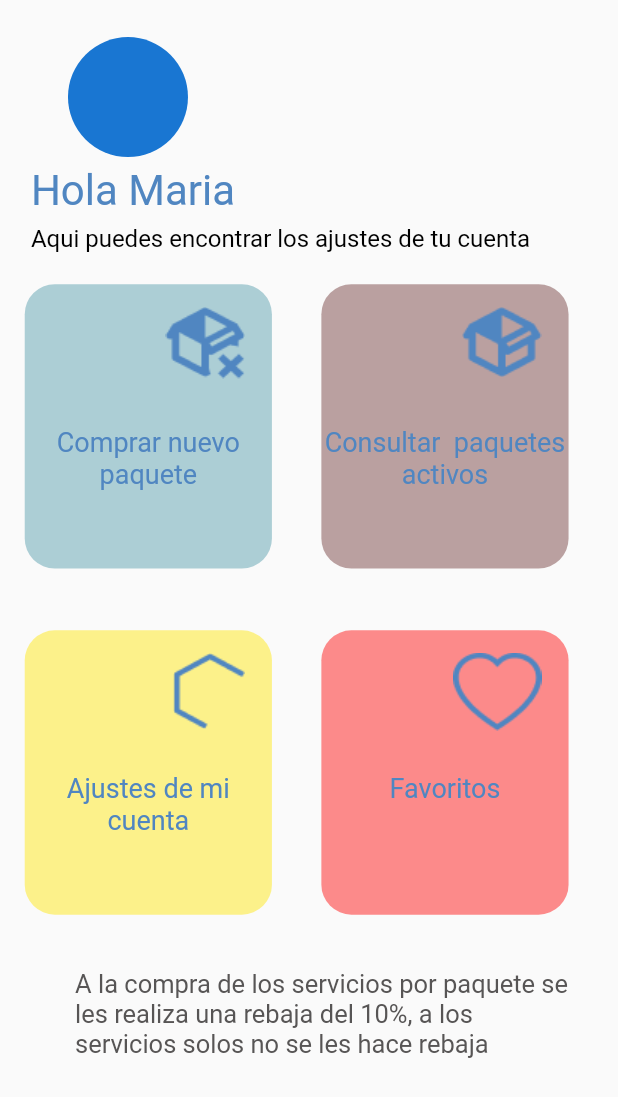
After one commit to javierrrrrrrrrrrr/Varadero-Hotel, a Flutter app: the MenuPaquetesPage screen opened by its route, on a phone screen of 412 x 824 dp. The commit adds this screen. Shown: the top 1097 px of the screen. Run offline on Flutter 3.47's test engine with Material 2 defaults, Android fonts, the light colour scheme and no system bars; our stand-ins replace curved_navigation_bar, flutter_rating_bar, get, like_button.

Commit message:
comprar paquetes

```diff
--- a/lib/Widget/carta.dart
+++ b/lib/Widget/carta.dart
@@ -15,9 +15,9 @@ class Carta extends StatelessWidget {
     return Stack(
       children: [
         GestureDetector(
-          onTap: (() => Get.to(
-                () => const HotelHomePage(),
-              )),
+          onTap: () => Get.to(
+            () => const HotelHomePage(),
+          ),
           child: Container(
             margin: const EdgeInsets.symmetric(horizontal: 25, vertical: 8),
             height: Get.height * 0.3,
--- a/lib/main.dart
+++ b/lib/main.dart
@@ -3,6 +3,7 @@ import 'package:get/route_manager.dart';
 import 'package:provider/provider.dart';
 import 'package:varadero/provaiders/navProvaider.dart';
 import 'package:varadero/screens/comprar_paquetes.dart';
+import 'package:varadero/screens/menu_paquetes.dart';
 import 'package:varadero/screens/home.dart';
 import 'package:varadero/screens/login.dart';
 import 'package:varadero/screens/principal.dart';
@@ -30,8 +31,9 @@ class MyApp extends StatelessWidget {
         GetPage(name: '/login', page: () => const LoginPage()),
         GetPage(name: '/register', page: () => const RegisterPage()),
         GetPage(name: '/home', page: () => const HomePage()),
-        GetPage(name: '/paquetes', page: () => const ComprarPaquetesPage()),
+        GetPage(name: '/paquetes', page: () => const MenuPaquetesPage()),
         GetPage(name: '/principal', page: () => const Principal()),
+        GetPage(name: '/buy', page: () => const ComprarPaquetes()),
       ],
       initialRoute: '/principal',
     );
--- a/lib/screens/home.dart
+++ b/lib/screens/home.dart
@@ -1,10 +1,8 @@
 import 'package:flutter/material.dart';
 import 'package:get/get.dart';
 import 'package:varadero/contantes/contantes.dart';
-import 'package:varadero/screens/hotel_home.dart';
 import '../Widget/appBar.dart';
 import '../Widget/carta.dart';
-import '../Widget/navbar.dart';
 import '../Widget/ovalo.dart';
 
 class HomePage extends StatelessWidget {
@@ -48,7 +46,7 @@ class HomePage extends StatelessWidget {
                   scrollDirection: Axis.vertical,
                   itemCount: 5,
                   itemBuilder: (BuildContext context, index) {
-                    return Carta();
+                    return const Carta();
                   },
                 ),
               ),
--- /dev/null
+++ b/lib/screens/menu_paquetes.dart
@@ -0,0 +1,169 @@
+import 'package:flutter/material.dart';
+import 'package:get/get.dart';
+import 'package:varadero/Widget/TextoCamp.dart';
+
+class MenuPaquetesPage extends StatelessWidget {
+  const MenuPaquetesPage({Key? key}) : super(key: key);
+
+  @override
+  Widget build(BuildContext context) {
+    return Scaffold(
+      body: SafeArea(
+        child: Column(
+          crossAxisAlignment: CrossAxisAlignment.start,
+          children: [
+            Container(
+              margin: EdgeInsets.only(
+                  left: Get.width * 0.05, top: Get.height * 0.03),
+              height: Get.height * 0.2,
+              width: Get.width * 0.9,
+              child: Column(
+                crossAxisAlignment: CrossAxisAlignment.start,
+                children: [
+                  Padding(
+                    padding: EdgeInsets.only(left: Get.height * 0.03),
+                    child: const CircleAvatar(
+                      radius: 40,
+                    ),
+                  ),
+                  const Separador(tamano: 6),
+                  const Textos(
+                    color: Color.fromRGBO(80, 134, 193, 1),
+                    texto: 'Hola Maria',
+                    tamano: 28,
+                  ),
+                  const Separador(tamano: 6),
+                  const Textos(
+                    texto: 'Aqui puedes encontrar los ajustes de tu cuenta',
+                    tamano: 16,
+                  ),
+                ],
+              ),
+            ),
+            Row(
+              children: [
+                CajonCuadrado(
+                  onPressed: () {
+                    Get.toNamed('/buy');
+                  },
+                  foto: 'assets/caja1.png',
+                  fontSize: 18,
+                  texto: 'Comprar nuevo paquete',
+                  color: const Color.fromRGBO(77, 152, 168, 0.45),
+                ),
+                const CajonCuadrado(
+                  foto: 'assets/caja2.png',
+                  fontSize: 18,
+                  texto: 'Consultar  paquetes activos',
+                  color: Color.fromRGBO(107, 51, 51, 0.45),
+                ),
+              ],
+            ),
+            Separador(tamano: Get.height * 0.05),
+            Row(
+              children: const [
+                CajonCuadrado(
+                  foto: 'assets/tuerca.png',
+                  fontSize: 18,
+                  texto: 'Ajustes de mi cuenta',
+                  color: Color.fromRGBO(255, 230, 0, 0.45),
+                ),
+                CajonCuadrado(
+                  foto: 'assets/corazon.png',
+                  fontSize: 18,
+                  texto: 'Favoritos',
+                  color: Color.fromRGBO(255, 2, 2, 0.45),
+                ),
+              ],
+            ),
+            Container(
+              margin: EdgeInsets.only(top: Get.height * 0.03, left: 50),
+              height: Get.height * 0.1,
+              width: Get.width * 0.8,
+              child: const Center(
+                child: Text(
+                  'A la compra de los servicios por paquete se les realiza una rebaja del 10%, a los servicios solos no se les hace rebaja',
+                  style: TextStyle(
+                    fontSize: 17,
+                    color: Color.fromRGBO(87, 85, 85, 1),
+                  ),
+                ),
+              ),
+            )
+          ],
+        ),
+      ),
+    );
+  }
+}
+
+class Separador extends StatelessWidget {
+  const Separador({
+    Key? key,
+    required this.tamano,
+  }) : super(key: key);
+
+  final double tamano;
+  @override
+  Widget build(BuildContext context) {
+    return SizedBox(height: tamano);
+  }
+}
+
+class CajonCuadrado extends StatelessWidget {
+  const CajonCuadrado({
+    Key? key,
+    required this.color,
+    required this.texto,
+    required this.fontSize,
+    required this.foto,
+    this.onPressed,
+  }) : super(key: key);
+  final Color color;
+  final String texto;
+  final String foto;
+  final double fontSize;
+  final VoidCallback? onPressed;
+
+  @override
+  Widget build(BuildContext context) {
+    return GestureDetector(
+      child: Container(
+        margin: EdgeInsets.only(
+          left: Get.width * 0.04,
+          right: Get.width * 0.04,
+        ),
+        height: Get.height * 0.23,
+        width: Get.height * 0.2,
+        decoration: BoxDecoration(
+          color: color,
+          borderRadius: BorderRadius.circular(20.0),
+        ),
+        child: Stack(
+          children: [
+            Positioned(
+              right: 18,
+              top: 15,
+              child: Image.asset(foto),
+            ),
+            Positioned(
+              top: 95,
+              child: SizedBox(
+                width: Get.width * 0.4,
+                child: Text(
+                  texto,
+                  style: TextStyle(
+                    fontSize: fontSize,
+                    color: const Color.fromRGBO(80, 134, 193, 1),
+                  ),
+                  textAlign: TextAlign.center,
+                ),
+              ),
+            ),
+          ],
+        ),
+      ),
+      onTap: onPressed,
+    );
+  }
+}
--- a/lib/screens/principal.dart
+++ b/lib/screens/principal.dart
@@ -1,7 +1,7 @@
 import 'package:flutter/material.dart';
 import 'package:provider/provider.dart';
 import 'package:varadero/provaiders/navProvaider.dart';
-import 'package:varadero/screens/comprar_paquetes.dart';
+import 'package:varadero/screens/menu_paquetes.dart';
 
 import '../Widget/navbar.dart';
 import 'home.dart';
@@ -28,7 +28,7 @@ class _HomePageBody extends StatelessWidget {
 
     switch (loginProvaider.index) {
       case 0:
-        return const ComprarPaquetesPage();
+        return const MenuPaquetesPage();
 
       case 1:
         return const HomePage();
```
Also changed, not shown: lib/screens/comprar_paquetes.dart (+97 -124 lines), lib/screens/hotel_home.dart (+0 -9 lines), assets/diamante.png (added), assets/oro.png (added), assets/plata.png (added).
